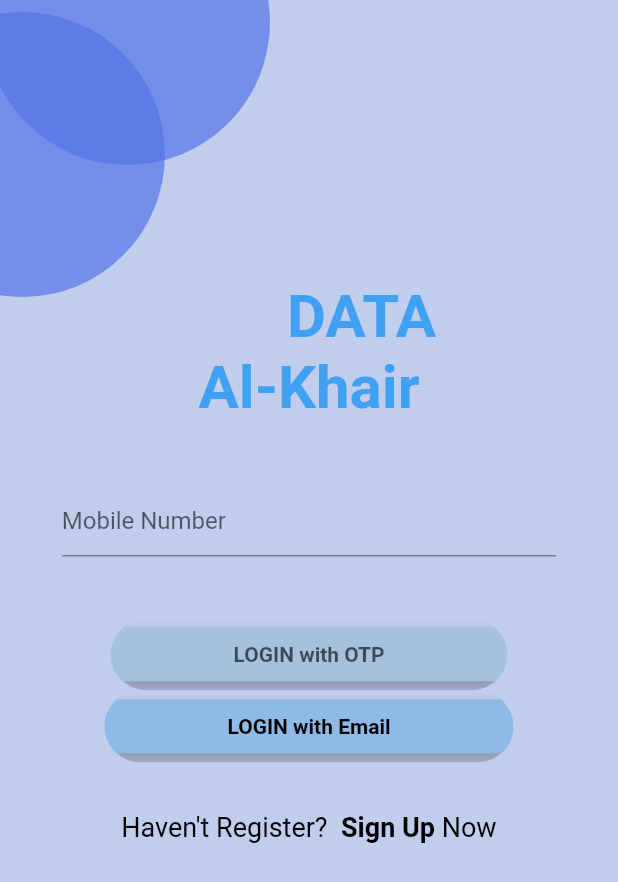
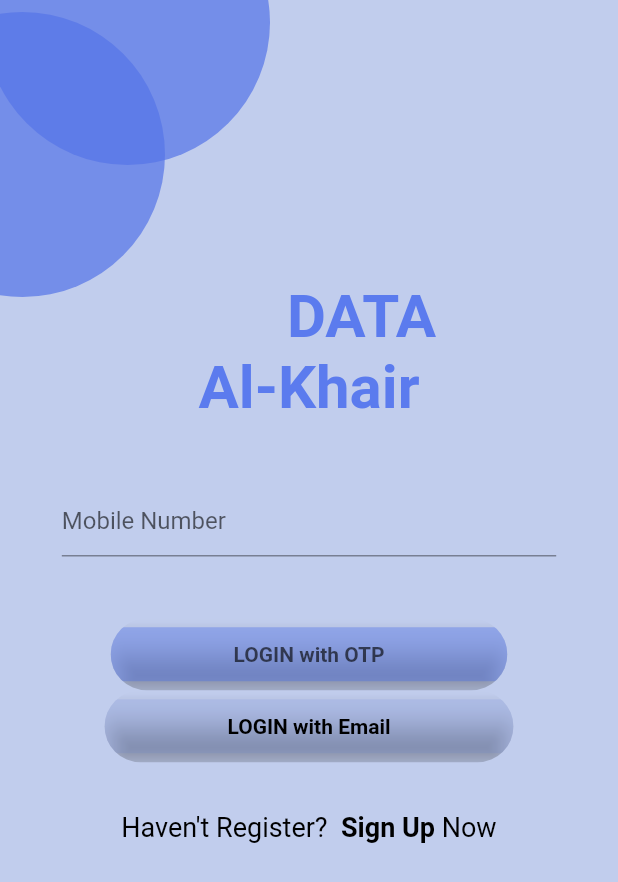
Before and after one commit to bakhadher852/Date_Alkhair_FYP, a Flutter app: the screen it shows after launch, on a phone screen of 412 x 824 dp. Shown: the top 882 px of the screen. Run offline on Flutter 3.47's test engine with Material 2 defaults, Android fonts, the phone set to English and light mode, and no system bars; our stand-ins replace image_picker.

Commit message:
clean code

```diff
--- a/lib/main.dart
+++ b/lib/main.dart
@@ -19,6 +19,7 @@ class MyApp extends StatelessWidget {
   @override
   Widget build(BuildContext context) {
     return MaterialApp(
+      debugShowCheckedModeBanner: false,
       title: 'Data Al Kkair ',
       theme: ThemeData(
         iconTheme: IconThemeData(size: 30, color: Colors.white70),
--- a/lib/screen/login.dart
+++ b/lib/screen/login.dart
@@ -21,7 +21,7 @@ class _LoginState extends State<Login> {
           style: const TextStyle(
               fontWeight: FontWeight.bold,
               fontSize: 40,
-              color: Color.fromARGB(206, 33, 149, 243)),
+              color: Color.fromRGBO(91, 123, 238, 1)),
         );
     return Stack(children: [
       Scaffold(
@@ -57,8 +57,7 @@ class _LoginState extends State<Login> {
                     borderRadius: BorderRadius.circular(100),
                     child: ElevatedButton(
                       style: ElevatedButton.styleFrom(
-                          backgroundColor:
-                              const Color.fromARGB(255, 166, 193, 222),
+                          backgroundColor: Color.fromARGB(85, 60, 99, 239),
                           elevation: 7),
                       onPressed: () {},
                       child: Padding(
@@ -74,8 +73,7 @@ class _LoginState extends State<Login> {
                     borderRadius: BorderRadius.circular(100),
                     child: ElevatedButton(
                       style: ElevatedButton.styleFrom(
-                          backgroundColor:
-                              const Color.fromARGB(255, 143, 185, 230),
+                          backgroundColor: Color.fromARGB(25, 60, 99, 239),
                           elevation: 7),
                       onPressed: () {},
                       child: Padding(
```
